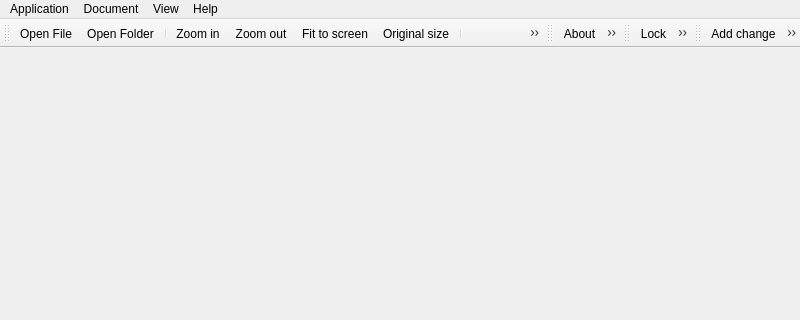
Before: the Qt Designer form mainwindow.ui in Kuszki/Multimap-Zasiegi, drawn with Qt 5; both pictures show x 0 to 800 and y 0 to 320 of the 800 by 600 pixel window.
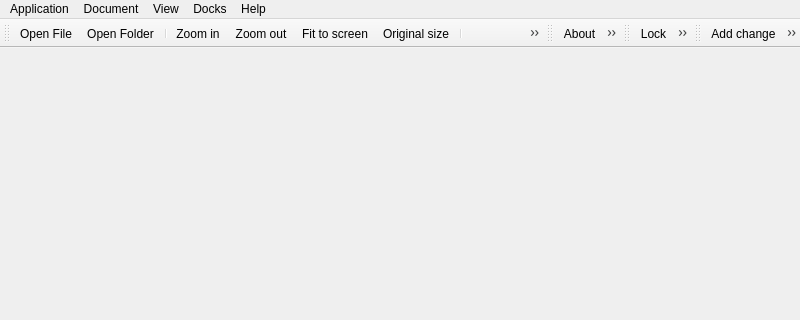
After: the same form once the commit is applied. Icons and pictures are not drawn.

Commit message: Add dock actions

Diff of the .ui file:
```diff
--- a/mainwindow.ui
+++ b/mainwindow.ui
@@ -91,9 +91,20 @@
     <addaction name="actionRemovechange"/>
     <addaction name="actionUndochange"/>
    </widget>
+   <widget class="QMenu" name="menuDocks">
+    <property name="title">
+     <string>Docks</string>
+    </property>
+    <addaction name="actionAllowfloat"/>
+    <addaction name="actionAllowmove"/>
+    <addaction name="actionAllowclose"/>
+    <addaction name="separator"/>
+    <addaction name="actionLockdocks"/>
+   </widget>
    <addaction name="menuApplication"/>
    <addaction name="menuDocument"/>
    <addaction name="menuView"/>
+   <addaction name="menuDocks"/>
    <addaction name="menuHelp"/>
   </widget>
   <widget class="QToolBar" name="viewTool">
```
Left out of the diff: 113 changed lines with no effect on the pictures. The commit also changes 3 other files.
